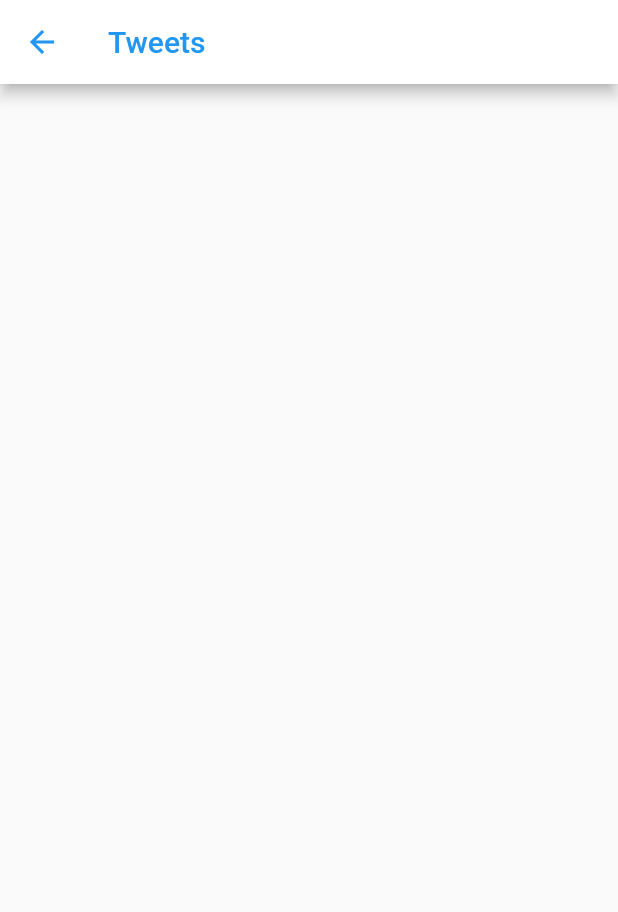
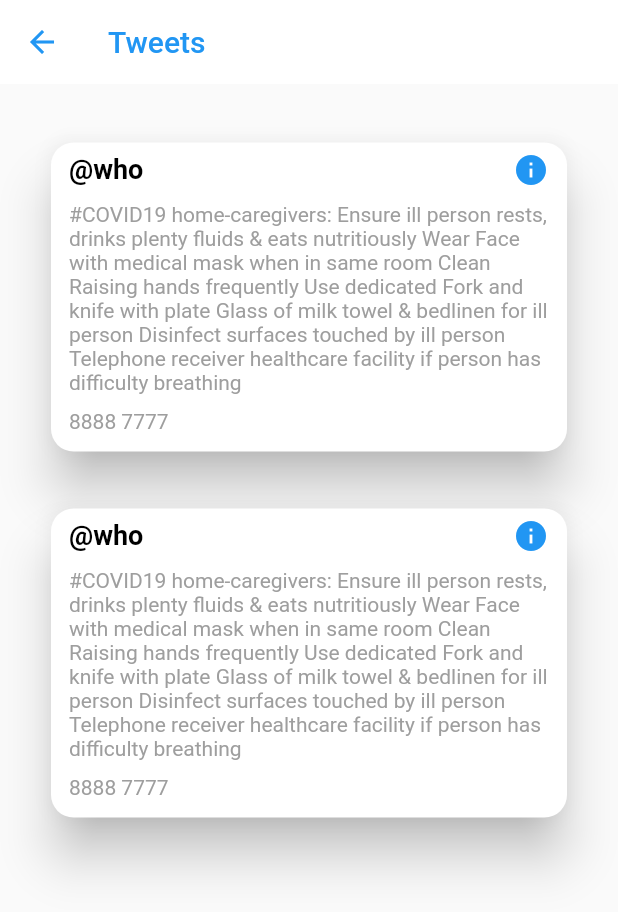
Before and after one commit to gsunit/COVID-19-App, a Flutter app: the TweetsFeedPage screen opened directly, on a phone screen of 412 x 824 dp. Shown: the top 912 px of the screen. Run offline on Flutter 3.47's test engine with Material 2 defaults, Android fonts, the light colour scheme and no system bars; our stand-ins replace fancy_bottom_navigation, flutter_easyrefresh, flutter_staggered_animations, webview_flutter.

Commit message:
twitter page card view setup

```diff
--- /dev/null
+++ b/app/lib/feed/tweet_card.dart
@@ -0,0 +1,91 @@
+import 'package:covid_19_app/models/tweet_model.dart';
+import 'package:flutter/material.dart';
+import 'package:url_launcher/url_launcher.dart';
+
+class TweetCard extends StatefulWidget {
+  final TweetModel tweet;
+  TweetCard({
+    @required this.tweet,
+  });
+
+  @override
+  _TweetCardState createState() => _TweetCardState();
+}
+
+class _TweetCardState extends State<TweetCard> {
+  @override
+  Widget build(BuildContext context) {
+    return Padding(
+      padding: EdgeInsets.symmetric(horizontal: 10.0, vertical: 15.0),
+      // padding: EdgeInsets.symmetric(horizontal: 10.0, vertical: 35.0),
+      child: GestureDetector(
+        onTap: () {
+          launch(widget.tweet.link);
+          // Navigator.push(
+          //   context,
+          //   MaterialPageRoute(
+          //     builder: (context) => new MyWebviewScaffold(
+          //       url: widget.tweet.link,
+          //     )
+          //     // builder: (context) => new FeedDetailsPage(feedModel: widget.feed,),
+          //   )
+          // );
+        },
+        child: Card(
+          shape: RoundedRectangleBorder(
+            borderRadius: BorderRadius.circular(15.0),
+          ),
+          elevation: 14.0,
+          child: Column(
+            // mainAxisSize: MainAxisSize.min,
+            children: <Widget>[
+              _buildText(),
+            ],
+          ),
+        ),
+      ),
+    );
+  }
+
+  _buildText() {
+    var date = "8888";
+    var time = "7777";
+    return Padding(
+      padding: const EdgeInsets.only(left: 12.0, right: 12.0, bottom: 12.0, top: 6.0),
+      child: Column(
+        crossAxisAlignment: CrossAxisAlignment.start,
+        children: <Widget>[
+          Row(
+            mainAxisAlignment: MainAxisAlignment.spaceBetween,
+            children: <Widget>[
+              Text(
+                widget.tweet.handle,
+                textAlign: TextAlign.left,
+                style: TextStyle(
+                  fontSize: 18.0,
+                  color: Colors.black,
+                  fontWeight: FontWeight.bold),
+              ),
+              Icon(Icons.info, color: Colors.blue,)
+            ],
+          ),
+          SizedBox(height: 10.0,),
+          Text(
+            (widget.tweet.tweet.length > 390)
+            ? widget.tweet.tweet.substring(0, 390) + "..."
+            : widget.tweet.tweet,
+            style: TextStyle(
+              color: Colors.grey,
+            ),
+          ),
+          SizedBox(height: 10.0,),
+          Text(
+            "$date $time",
+            textAlign: TextAlign.left,
+            style: TextStyle(color: Colors.grey),
+          ),
+        ],
+      ),
+    );
+  }
+}
--- a/app/lib/feed/tweets_feed_page.dart
+++ b/app/lib/feed/tweets_feed_page.dart
@@ -1,5 +1,13 @@
+import 'dart:async';
+
+import 'package:covid_19_app/feed/tweet_card.dart';
+import 'package:covid_19_app/models/tweet_model.dart';
 import 'package:covid_19_app/util/custom_appbar.dart';
 import 'package:flutter/material.dart';
+import 'package:flutter_easyrefresh/ball_pulse_footer.dart';
+import 'package:flutter_easyrefresh/ball_pulse_header.dart';
+import 'package:flutter_easyrefresh/easy_refresh.dart';
+import 'package:flutter_staggered_animations/flutter_staggered_animations.dart';
 
 class TweetsFeedPage extends StatefulWidget {
   @override
@@ -7,10 +15,76 @@
 }
 
 class _TweetsFeedPageState extends State<TweetsFeedPage> {
+
+  final GlobalKey<RefreshIndicatorState> _refreshIndicatorKey =
+    new GlobalKey<RefreshIndicatorState>();
+
   @override
   Widget build(BuildContext context) {
     return Scaffold(
-      appBar: customAppbar(title: "Tweets")
+      appBar: customAppbar(title: "Tweets"),
+      body: Container(
+        child: Padding(
+          padding: EdgeInsets.all(20.0),
+          child: Center(
+            child: Column(
+              crossAxisAlignment: CrossAxisAlignment.center,
+              children: <Widget>[
+                Expanded(
+                  child: EasyRefresh.custom(
+                    header: BallPulseHeader(color: Colors.blue),
+                    footer: BallPulseFooter(),
+                    onRefresh: _handleRefresh,
+                    key: _refreshIndicatorKey,
+                    slivers: <Widget>[
+                      AnimationLimiter(
+                        child: SliverList(
+                          delegate: SliverChildBuilderDelegate(
+                            (context, index) {
+                              return AnimationConfiguration.staggeredList(
+                                position: index,
+                                duration: const Duration(milliseconds: 300),
+                                  child: SlideAnimation(
+                                    child: FadeInAnimation(
+                                      child: TweetCard(
+                                      tweet: new TweetModel(
+                                        handle: "@who",
+                                        link: "https://twitter.com/WHO/status/1244950413490741248",
+                                        time: "9999",
+                                        tweet: "#COVID19 home-caregivers: Ensure ill person rests, drinks plenty fluids & eats nutritiously Wear Face with medical mask when in same room Clean Raising hands frequently Use dedicated Fork and knife with plate Glass of milk towel & bedlinen for ill person Disinfect surfaces touched by ill person Telephone receiver healthcare facility if person has difficulty breathing"
+                                      ),
+                                    ),
+                                  ),
+                                ),
+                              );
+                            },
+                            childCount: 2,
+                          ),
+                        ),
+                      )
+                    ],
+                  ),
+                )
+              ],
+            ),
+          ),
+        ),
+      ),
     );
   }
+
+  Future<Null> _handleRefresh() async{
+
+    _refreshIndicatorKey.currentState?.show(atTop: false);
+    Completer<Null> completer = new Completer<Null>();
+    new Future.delayed(new Duration(seconds: 1)).then((_){
+      completer.complete();
+        setState(() {
+        //Navigator.pushReplacement(context, MaterialPageRoute(builder: (context)=> new NewsFeedPage()));
+        print('new newsfeed');
+        new TweetsFeedPage();
+      });
+    });
+    return completer.future;
+  }
 }
--- /dev/null
+++ b/app/lib/models/tweet_model.dart
@@ -0,0 +1,17 @@
+import 'package:flutter/widgets.dart';
+
+class TweetModel {
+
+  final String tweet;
+  final String handle;
+  final String time;
+  final String link;
+
+  TweetModel({
+    @required this.tweet,
+    @required this.handle,
+    @required this.time,
+    @required this.link,
+  });
+
+}
--- a/app/lib/util/custom_appbar.dart
+++ b/app/lib/util/custom_appbar.dart
@@ -1,12 +1,14 @@
 import 'package:flutter/material.dart';
 
-Widget customAppbar({String title, List<Widget> actions, Color color, double elevation}) {
+Widget customAppbar({String title, List<Widget> actions, Color color, double elevation, Color textColor}) {
   return AppBar(
     title: Text(
       title,
-      style: TextStyle(color: Colors.blue),
+      style: TextStyle(
+        color: (textColor == null ? Colors.blue : textColor),
+      ),
     ),
-    elevation: elevation,
+    elevation: (elevation == null ? 0.0 : elevation),
     backgroundColor: (color == null ? Colors.white : color),
     iconTheme: IconThemeData(color: Colors.blue),
   );
--- /dev/null
+++ b/app/lib/util/util_functions.dart
@@ -0,0 +1,18 @@
+import 'package:intl/intl.dart';
+
+class UtilFunctions {
+
+  parseTime(fetchedDateTime, String format) {
+    var dateTime = DateTime.parse(fetchedDateTime);
+    var time = DateFormat(format).format(dateTime);
+    return time;
+
+  }
+
+  parseDate(fetchedDateTime, String format) {
+    var dateTime = DateTime.parse(fetchedDateTime);
+    var date = DateFormat(format).format(dateTime);
+    return date;
+  }
+
+}
--- a/app/pubspec.yaml
+++ b/app/pubspec.yaml
@@ -25,6 +25,10 @@
   cupertino_icons: ^0.1.2
   webview_flutter: ^0.3.19+9
   fancy_bottom_navigation: ^0.3.2
+  url_launcher: ^5.4.2
+  intl: ^0.16.1
+  flutter_easyrefresh: ^2.1.0
+  flutter_staggered_animations: ^0.1.2
 
 dev_dependencies:
   flutter_test:
```
Also changed, not shown: app/lib/covid_visualizer/covid_visualizer_page.dart (+0 -12 lines), app/pubspec.lock, assets/twitter.png (added).
